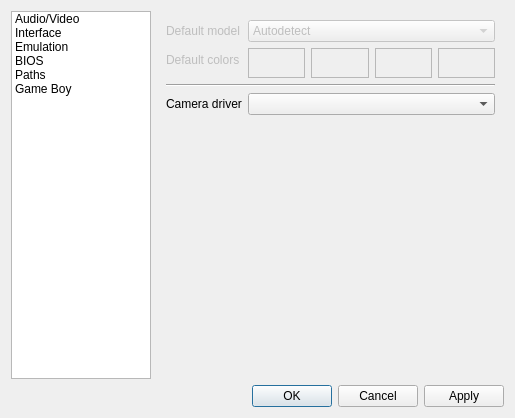
Old version of the form Libretro/mgba/src/platform/qt/SettingsView.ui in the repository kiddreads/Avalon-copy2.
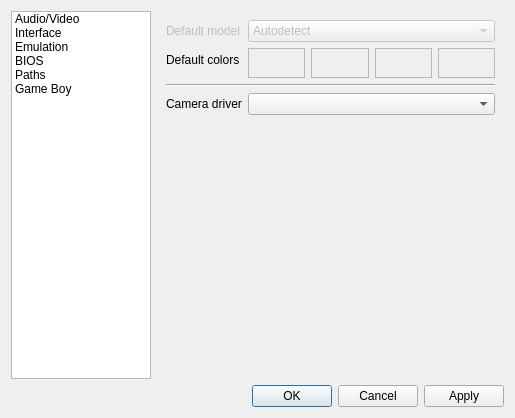
New version of the form. The open tabs and pages were chosen to show the change.

```diff
--- a/Libretro/mgba/src/platform/qt/SettingsView.ui
+++ b/Libretro/mgba/src/platform/qt/SettingsView.ui
@@ -1056,9 +1056,6 @@
        </item>
        <item row="1" column="0">
         <widget class="QLabel" name="label_28">
-         <property name="enabled">
-          <bool>false</bool>
-         </property>
          <property name="text">
           <string>Default colors</string>
          </property>
```
